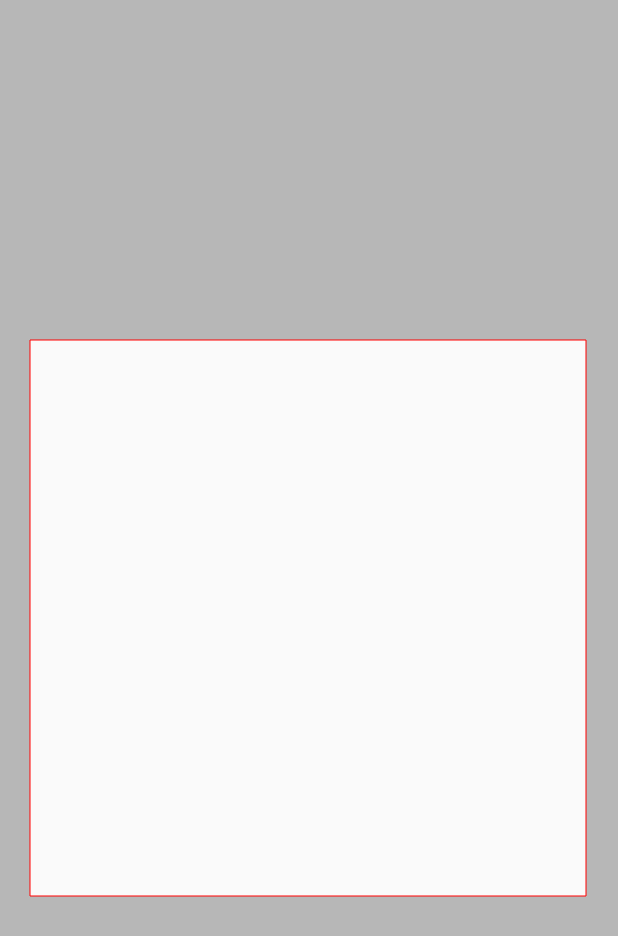
After one commit to Arc11295/slitherlink-assistant, an Android app: the layout sample_crop_box_view.xml on its own in the app's theme, with its tools: preview values and no code run, on a phone screen of 412 x 824 dp. The commit adds this screen. Shown: the top 936 px of the screen. Run offline under Robolectric (Android 15) with nearby library versions, the light colour scheme and no system bars.

Commit message:
got crop box working

```diff
--- a/SlitherlinkAssistant/app/build.gradle
+++ b/SlitherlinkAssistant/app/build.gradle
@@ -28,4 +28,5 @@ dependencies {
     testImplementation 'junit:junit:4.12'
     androidTestImplementation 'com.android.support.test:runner:1.0.1'
     androidTestImplementation 'com.android.support.test.espresso:espresso-core:3.0.1'
+    implementation 'com.android.support:design:27.1.1'
 }
--- a/SlitherlinkAssistant/app/src/main/AndroidManifest.xml
+++ b/SlitherlinkAssistant/app/src/main/AndroidManifest.xml
@@ -35,7 +35,7 @@
             android:name=".ProcessImageActivity"
             android:configChanges="orientation|keyboardHidden|screenSize"
             android:label="@string/title_activity_process_image"
-            android:parentActivityName="com.github.arc11295.slitherlinkassistant.FullscreenActivity"
+            android:parentActivityName=".FullscreenActivity"
             android:theme="@style/FullscreenTheme">
             <meta-data
                 android:name="android.support.PARENT_ACTIVITY"
--- /dev/null
+++ b/SlitherlinkAssistant/app/src/main/java/com/github/arc11295/slitherlinkassistant/CropBoxView.java
@@ -0,0 +1,94 @@
+package com.github.arc11295.slitherlinkassistant;
+
+import android.content.Context;
+import android.content.res.TypedArray;
+import android.graphics.Bitmap;
+import android.graphics.Canvas;
+import android.graphics.Color;
+import android.graphics.Paint;
+import android.graphics.PorterDuff;
+import android.graphics.PorterDuffXfermode;
+import android.graphics.Rect;
+import android.graphics.drawable.ShapeDrawable;
+import android.graphics.drawable.shapes.RectShape;
+import android.util.AttributeSet;
+import android.util.Log;
+import android.view.View;
+
+/**
+ * TODO: document your custom view class.
+ * TODO: make various attributes styleable (e.g. the color of the outline for the crop area)
+ */
+public class CropBoxView extends View {
+    private static final String TAG = "CropBoxView";
+    private ShapeDrawable mFrame;
+    private ShapeDrawable mInnerBox;
+    private ShapeDrawable mBoxOutline;
+    private Bitmap mBitmap;
+    private Paint mPaint;
+    private Rect mCropArea;
+
+    private static final int FRAME_ALPHA = 150;
+    private static final double FRAME_MARGIN = 0.05;
+
+    public CropBoxView(Context context, AttributeSet attrs) {
+        super(context, attrs);
+
+        final TypedArray a = getContext().obtainStyledAttributes(
+                attrs, R.styleable.CropBoxView, 0, 0);
+
+
+        mFrame = new ShapeDrawable(new RectShape());
+        mFrame.getPaint().setColor(Color.GRAY);
+        mFrame.setAlpha(FRAME_ALPHA);
+
+        mInnerBox = new ShapeDrawable(new RectShape());
+        Paint boxPaint = mInnerBox.getPaint();
+        boxPaint.setAlpha(0);
+        boxPaint.setXfermode(new PorterDuffXfermode(PorterDuff.Mode.CLEAR));
+
+        mBoxOutline = new ShapeDrawable(new RectShape());
+        Paint outlinePaint = mBoxOutline.getPaint();
+        outlinePaint.setColor(Color.RED);
+        outlinePaint.setStyle(Paint.Style.STROKE);
+
+        mPaint = new Paint();
+
+        a.recycle();
+    }
+
+    public Rect getCropArea() {
+        return new Rect(mCropArea);
+    }
+
+    @Override
+    protected void onSizeChanged(int w, int h, int oldw, int oldh) {
+        super.onSizeChanged(w, h, oldw, oldh);
+        Log.d(TAG, "onSizeChanged: width is "+w);
+        Log.d(TAG, "onSizeChanged: height is "+h);
+
+        mBitmap = Bitmap.createBitmap(w, h, Bitmap.Config.ARGB_8888);
+        Canvas canvas = new Canvas(mBitmap);
+
+        mFrame.setBounds(0, 0, w, h);
+        int left = (int) (FRAME_MARGIN * w);
+        int boxSize = (int) (((double) w) - (2*FRAME_MARGIN*w));
+        int right = left + boxSize;
+        int top = (h - boxSize)/2;
+        int bot = (h + boxSize)/2;
+        mCropArea = new Rect(left, top, right, bot);
+        mInnerBox.setBounds(mCropArea);
+        mBoxOutline.setBounds(mCropArea);
+        mFrame.draw(canvas);
+        mInnerBox.draw(canvas);
+        mBoxOutline.draw(canvas);
+    }
+
+
+    @Override
+    protected void onDraw(Canvas canvas) {
+        super.onDraw(canvas);
+
+        canvas.drawBitmap(mBitmap, 0 , 0, mPaint);
+    }
+}
--- a/SlitherlinkAssistant/app/src/main/res/layout/activity_main.xml
+++ b/SlitherlinkAssistant/app/src/main/res/layout/activity_main.xml
@@ -13,7 +13,11 @@
         android:onClick="openFullscreen"
         android:text="@string/main_button"
         app:layout_constraintBottom_toBottomOf="parent"
+        app:layout_constraintEnd_toEndOf="parent"
         app:layout_constraintLeft_toLeftOf="parent"
         app:layout_constraintRight_toRightOf="parent"
-        app:layout_constraintTop_toTopOf="parent" />
+        app:layout_constraintStart_toStartOf="parent"
+        app:layout_constraintTop_toTopOf="parent"
+        app:layout_constraintVertical_bias="0.311" />
+
 </android.support.constraint.ConstraintLayout>
--- /dev/null
+++ b/SlitherlinkAssistant/app/src/main/res/layout/sample_crop_box_view.xml
@@ -0,0 +1,17 @@
+<android.support.constraint.ConstraintLayout xmlns:android="http://schemas.android.com/apk/res/android"
+    xmlns:app="http://schemas.android.com/apk/res-auto"
+    xmlns:tools="http://schemas.android.com/tools"
+    android:id="@+id/frameLayout3"
+    android:layout_width="match_parent"
+    android:layout_height="match_parent">
+
+    <com.github.arc11295.slitherlinkassistant.CropBoxView
+        android:id="@+id/cropBoxView"
+        android:layout_width="0dp"
+        android:layout_height="0dp"
+        app:layout_constraintBottom_toBottomOf="parent"
+        app:layout_constraintEnd_toEndOf="parent"
+        app:layout_constraintStart_toStartOf="parent"
+        app:layout_constraintTop_toTopOf="parent" />
+
+</android.support.constraint.ConstraintLayout>
--- /dev/null
+++ b/SlitherlinkAssistant/app/src/main/res/values/attrs_crop_box_view.xml
@@ -0,0 +1,5 @@
+<resources>
+    <declare-styleable name="CropBoxView">
+        <attr name="boxAlpha" format="integer" />
+    </declare-styleable>
+</resources>
--- a/SlitherlinkAssistant/app/src/main/res/values/strings.xml
+++ b/SlitherlinkAssistant/app/src/main/res/values/strings.xml
@@ -5,6 +5,7 @@
     <string name="dummy_button">Dummy Button</string>
     <string name="dummy_content">DUMMY\nCONTENT</string>
     <string name="main_button">Go Fullscreen</string>
+    <string name="test_crop_box">Crop Box</string>
     <string name="picture_button_description">Picture</string>
     <string name="request_permission">This app requires camera permission to function.</string>
     <string name="camera_error">This device doesn\'t support Camera2 API.</string>
--- a/SlitherlinkAssistant/build.gradle
+++ b/SlitherlinkAssistant/build.gradle
@@ -7,7 +7,7 @@ buildscript {
         jcenter()
     }
     dependencies {
-        classpath 'com.android.tools.build:gradle:3.1.0'
+        classpath 'com.android.tools.build:gradle:3.1.1'
 
 
         // NOTE: Do not place your application dependencies here; they belong
```
Also changed, not shown: SlitherlinkAssistant/app/src/main/java/com/github/arc11295/slitherlinkassistant/FullscreenActivity.java (+10 -1 lines), SlitherlinkAssistant/app/src/main/java/com/github/arc11295/slitherlinkassistant/ProcessImageActivity.java (+12 -0 lines), SlitherlinkAssistant/app/src/main/res/layout/activity_fullscreen.xml (+9 -0 lines).
